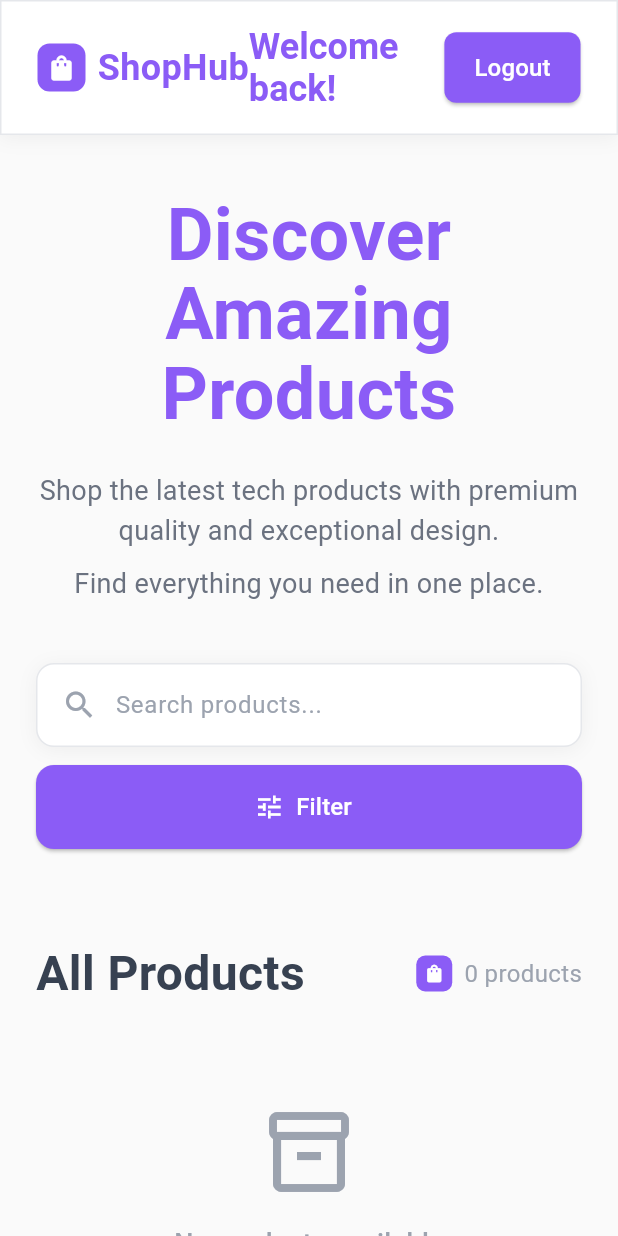
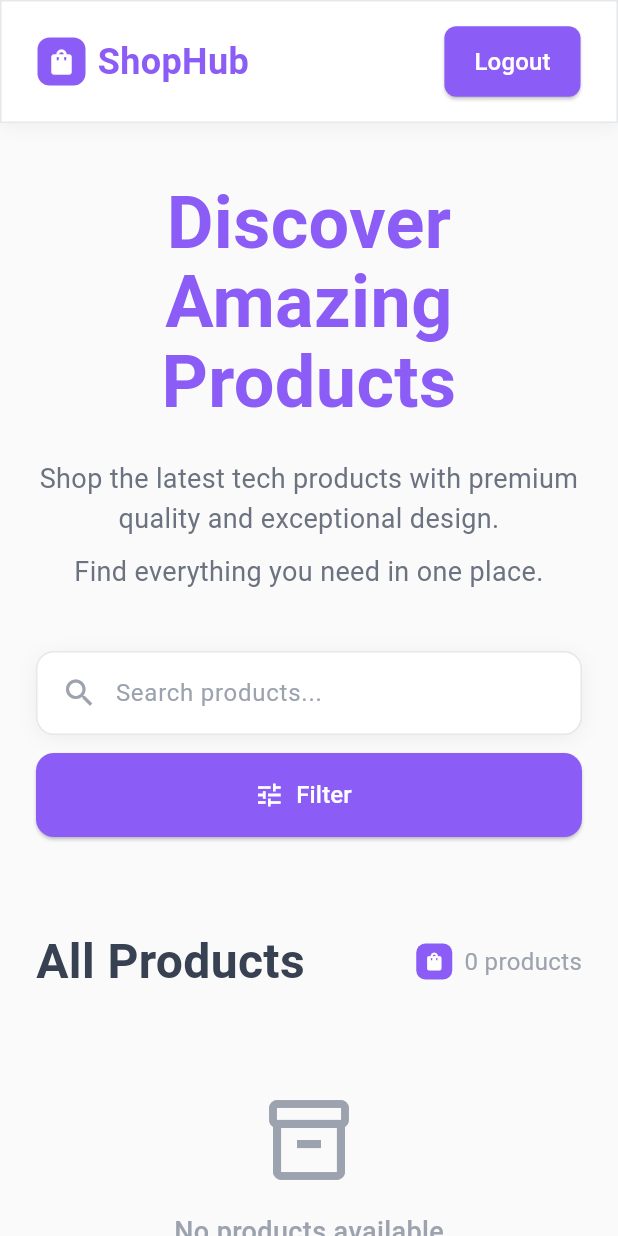
Before and after one commit to furqan-dev01/Shophub, a Flutter app: the screen it shows once a user with an empty profile is signed in, on a phone screen of 412 x 824 dp. Run offline on Flutter 3.47's test engine with Material 3 defaults, Android fonts, the phone set to English and light mode, and no system bars; our stand-ins replace cloud_firestore, firebase_auth, firebase_core; accounts and stored records are empty.

Commit message:
first commit

```diff
--- a/lib/home.dart
+++ b/lib/home.dart
@@ -150,7 +150,7 @@ class _HomePageState extends State<HomePage> {
             ),
 
             // Center section - Welcome message when logged in, empty when not
-            if (isLoggedIn && user != null) ...[
+            if (isLoggedIn && user != null && MediaQuery.of(context).size.width > 600) ...[
               Expanded(
                 child: Center(
                   child: RichText(
--- a/lib/screens/signup_screen.dart
+++ b/lib/screens/signup_screen.dart
@@ -75,10 +75,7 @@ class _SignupScreenState extends State<SignupScreen> {
           actions: [
             TextButton(
               onPressed: () {
-                Navigator.pushReplacement(
-                  context,
-                  MaterialPageRoute(builder: (context) => const HomePage()),
-                );
+                Navigator.pop(context);
               },
               child: const Text('OK'),
             ),
```
